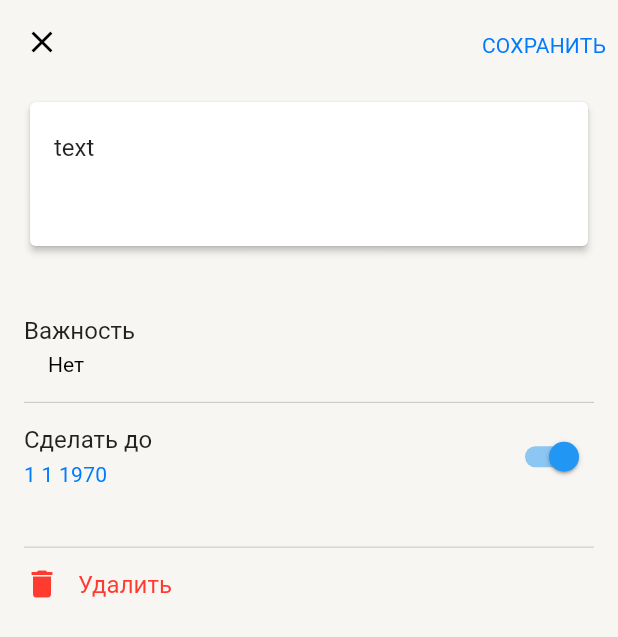
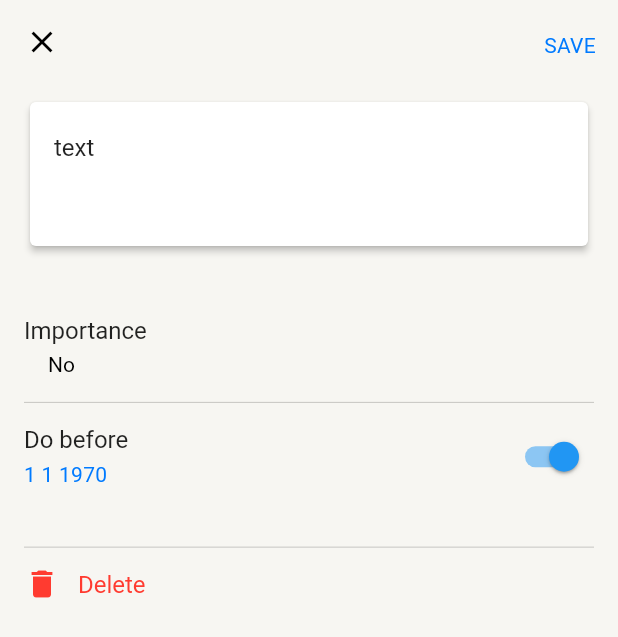
Before and after one commit to iamgirya/school_todo, a Flutter app: the screen it shows after launch, after a tap on the "visibility" icon, after a tap on the "info outline" icon, on a phone screen of 412 x 824 dp. Shown: the top 637 px of the screen. Run offline on Flutter 3.47's test engine with Material 2 defaults, Android fonts, the phone set to English and light mode, and no system bars; our stand-ins replace flutter_bloc, flutter_svg; missing offline and left inert: shared_preferences_web.

Commit message:
Добавлено Разное
Логирование, дебаг, пакет intl, маленькие баги. Сейчас буду вставлять FireBase.

Полностью свёрстан UI, в кубитах остались несколько костылей и связь с репозиториями, репозитории не готовы

```diff
--- a/lib/blocs/task_list/task_list_cubit.dart
+++ b/lib/blocs/task_list/task_list_cubit.dart
@@ -63,6 +63,7 @@ class TaskListCubit extends Cubit<TaskListState> {
     if (_isStateHasData) {
       emit(TaskListWaitingChanges(loadedTasks: loadedTasks));
       if (!loadedTasks.contains(data)) {
+        data.id = getLengthOfTaskList();
         loadedTasks.add(data);
       }
       emit(TaskListReady(loadedTasks: loadedTasks));
--- a/lib/core/container_class.dart
+++ b/lib/core/container_class.dart
@@ -1,4 +1,5 @@
 import 'package:flutter/material.dart';
+import 'package:logging/logging.dart';
 import 'package:school_todo/repositories/cubits_connectror_repository.dart';
 import 'package:school_todo/repositories/local_task_repository.dart';
 
@@ -117,7 +118,7 @@ abstract class Cont {
         lastUpdatedBy: 14),
     Task(
         id: 9,
-        text: "texter",
+        text: "tester",
         importance: Importance.important,
         deadline: null,
         done: true,
--- /dev/null
+++ b/lib/core/error_handler.dart
@@ -0,0 +1,25 @@
+import 'package:flutter/foundation.dart';
+import 'package:flutter/material.dart';
+
+import 'logger.dart';
+
+class ErrorHandler {
+  static void init() {
+    FlutterError.onError = _recordFlutterError;
+    logger.info('ErrorHandler initialized');
+  }
+
+  static void recordError(Object error, StackTrace stackTrace) {
+    logger.severe(
+      error.toString(),
+      error,
+      stackTrace,
+    );
+  }
+
+  static void _recordFlutterError(FlutterErrorDetails error) {
+    logger.severe(error.toStringShort(), error.exception, error.stack);
+  }
+
+  const ErrorHandler._();
+}
--- /dev/null
+++ b/lib/core/logger.dart
@@ -0,0 +1,24 @@
+import 'dart:developer';
+
+import 'package:flutter/foundation.dart';
+import 'package:logging/logging.dart';
+
+final logger = Logger("main");
+
+void initLogger() {
+  if (kDebugMode) {
+    Logger.root.level = Level.ALL;
+    Logger.root.onRecord.listen((record) {
+      log(
+        record.message,
+        time: record.time,
+        sequenceNumber: record.sequenceNumber,
+        level: record.level.value,
+        name: record.loggerName,
+        zone: record.zone,
+        error: record.error,
+        stackTrace: record.stackTrace,
+      );
+    });
+  }
+}
--- /dev/null
+++ b/lib/l10n/intl_en_US.arb
@@ -0,0 +1,15 @@
+{
+  "@@locale": "en_US",
+  "taskListTitleName": "My business",
+  "taskListTitleCompleted": "Completed - {completedCount}",
+  "taskListFastTaskHint": "New",
+  "editorSaveButton": "SAVE",
+  "editorImportanceTitle": "Importance",
+  "editorDeadlineTitle": "Do before",
+  "editorDeleteButton": "Delete",
+  "editorImportanceBasic": "No",
+  "editorImportanceImportant": "!!High",
+  "editorImportanceLow": "Low",
+  "noWord": "No",
+  "editorTextTaskHint": "Something to do..."
+}
--- a/lib/main.dart
+++ b/lib/main.dart
@@ -1,3 +1,5 @@
+import 'dart:async';
+
 import 'package:flutter/material.dart';
 import 'package:flutter/rendering.dart';
 import 'package:provider/provider.dart';
@@ -5,12 +7,25 @@ import 'package:school_todo/models/task_model.dart';
 import 'package:school_todo/navigation/root_names_container.dart';
 import 'package:school_todo/ui/task_list_page/task_list_page.dart';
 
+import 'core/error_handler.dart';
+import 'core/logger.dart';
 import 'navigation/navigation_controller.dart';
 import 'ui/editor_page/editor_page.dart';
 
+import 'generated/l10n.dart';
+import 'package:flutter_localizations/flutter_localizations.dart';
+
 void main() {
-  debugRepaintRainbowEnabled = false;
-  runApp(const MyApp());
+  runZonedGuarded(() {
+    debugRepaintRainbowEnabled = false;
+
+    initLogger();
+    logger.info('Start main');
+
+    ErrorHandler.init();
+
+    runApp(const MyApp());
+  }, ErrorHandler.recordError);
 }
 
 class MyApp extends StatelessWidget {
@@ -22,17 +37,34 @@ class MyApp extends StatelessWidget {
     return Provider<NavigationController>.value(
       value: navigationController,
       child: MaterialApp(
+        localizationsDelegates: const [
+          // 1
+          S.delegate,
+          // 2
+          GlobalMaterialLocalizations.delegate,
+          GlobalWidgetsLocalizations.delegate,
+          GlobalCupertinoLocalizations.delegate,
+        ],
+        supportedLocales: S.delegate.supportedLocales,
         navigatorKey: navigationController.key,
         onGenerateRoute: (settings) {
           switch (settings.name) {
             case RouteNames.editorPage:
-              return MaterialPageRoute(
-                  builder: (_) => EditorPage(
-                        editingTask: (settings.arguments as Task?),
-                      ));
+              return MaterialPageRoute(builder: (_) {
+                Task? initTask = settings.arguments as Task?;
+                logger.info(
+                    "Open editor with task index: ${initTask == null ? "new" : initTask.id.toString()}");
+                return EditorPage(
+                  editingTask: (settings.arguments as Task?),
+                );
+              });
             case RouteNames.taskListPage:
-              return MaterialPageRoute(builder: (_) => const TaskListPage());
+              return MaterialPageRoute(builder: (_) {
+                logger.info("Open task list");
+                return const TaskListPage();
+              });
           }
+          return null;
         },
         theme: ThemeData(
           primarySwatch: Colors.blue,
--- a/lib/ui/editor_page/editor_page.dart
+++ b/lib/ui/editor_page/editor_page.dart
@@ -1,23 +1,30 @@
 import 'package:flutter/material.dart';
 import 'package:flutter_bloc/flutter_bloc.dart';
-import 'package:provider/provider.dart';
 import 'package:school_todo/blocs/editing_task/editing_task_cubit.dart';
 import 'package:school_todo/core/container_class.dart';
 import 'package:school_todo/styles/app_colors.dart';
 import 'package:school_todo/styles/app_fonts.dart';
+import 'package:school_todo/ui/editor_page/widgets/delete_task_button_widget.dart';
 import 'package:school_todo/ui/editor_page/widgets/importance_choose_widget.dart';
 import 'package:school_todo/ui/editor_page/widgets/task_text_field_widget.dart';
 
+import '../../core/logger.dart';
+import '../../generated/l10n.dart';
 import '../../models/task_model.dart';
 import '../../navigation/navigation_controller.dart';
-import 'widgets/clouse_button_widget.dart';
 import 'widgets/deadline_choose_widget.dart';
 
-class EditorPage extends StatelessWidget {
-  EditorPage({Key? key, this.editingTask}) : super(key: key);
+class EditorPage extends StatefulWidget {
+  const EditorPage({Key? key, this.editingTask}) : super(key: key);
 
-  // выглядит как костыль, а как исправить
   final Task? editingTask;
+
+  @override
+  State<EditorPage> createState() => _EditorPageState();
+}
+
+class _EditorPageState extends State<EditorPage> {
+  // костыль
   late void Function(BuildContext) saveTask;
 
   @override
@@ -25,7 +32,7 @@ class EditorPage extends StatelessWidget {
     return BlocProvider(
       create: (context) {
         EditingTaskCubit editingTaskCubit = EditingTaskCubit(
-          initTask: editingTask,
+          initTask: widget.editingTask,
           cubitsConnectorRepo: Cont.cubitsConnectorRepository,
         );
         saveTask = editingTaskCubit.saveTask;
@@ -52,10 +59,14 @@ class EditorPage extends StatelessWidget {
           actions: [
             TextButton(
               onPressed: () {
+                logger.info("Save task");
+                // Вот здесь я должен получить Блок из провайдера через BlocProvider.of<EditingTaskCubit>(context);
+
+                // вместо этого я использую вызов функции, записанную в переменную
                 saveTask(context);
               },
               child: Text(
-                "СОХРАНИТЬ",
+                S.of(context).editorSaveButton,
                 style: AppTextStyles.button.copyWith(
                   color: AppLigthColors.blue,
                 ),
@@ -83,7 +94,7 @@ class EditorPage extends StatelessWidget {
                 height: 0.5,
                 color: AppLigthColors.separator,
               ),
-              ClouseButton(),
+              DeleteTaskButton(),
             ],
           ),
         ),
--- a/lib/ui/editor_page/widgets/deadline_choose_widget.dart
+++ b/lib/ui/editor_page/widgets/deadline_choose_widget.dart
@@ -4,6 +4,7 @@ import 'package:school_todo/blocs/editing_task/editing_task_cubit.dart';
 import 'package:school_todo/blocs/editing_task/editing_task_state.dart';
 import 'package:school_todo/core/container_class.dart';
 
+import '../../../generated/l10n.dart';
 import '../../../models/task_model.dart';
 import '../../../styles/app_colors.dart';
 import '../../../styles/app_fonts.dart';
@@ -29,8 +30,8 @@ class DeadlineChoose extends StatelessWidget {
                   mainAxisSize: MainAxisSize.min,
                   crossAxisAlignment: CrossAxisAlignment.start,
                   children: [
-                    const Text(
-                      "Сделать до",
+                    Text(
+                      S.of(context).editorDeadlineTitle,
                       style: AppTextStyles.body,
                     ),
                     GestureDetector(
@@ -39,7 +40,7 @@ class DeadlineChoose extends StatelessWidget {
                       },
                       child: Text(
                         Cont.convertUnixToStringDate(taskModel.deadline) ??
-                            "Нет",
+                            S.of(context).noWord,
                         style: AppTextStyles.button.copyWith(
                           color: taskModel.deadline != null &&
                                   editingTaskCubit.switchValue
--- a/lib/ui/editor_page/widgets/clouse_button_widget.dart
+++ b/lib/ui/editor_page/widgets/delete_task_button_widget.dart
@@ -1,16 +1,15 @@
 import 'package:flutter/material.dart';
 import 'package:flutter_bloc/flutter_bloc.dart';
-import 'package:provider/provider.dart';
 import 'package:school_todo/blocs/editing_task/editing_task_cubit.dart';
 import 'package:school_todo/blocs/editing_task/editing_task_state.dart';
-import 'package:school_todo/navigation/navigation_controller.dart';
 
-import '../../../models/task_model.dart';
+import '../../../core/logger.dart';
+import '../../../generated/l10n.dart';
 import '../../../styles/app_colors.dart';
 import '../../../styles/app_fonts.dart';
 
-class ClouseButton extends StatelessWidget {
-  const ClouseButton({
+class DeleteTaskButton extends StatelessWidget {
+  const DeleteTaskButton({
     Key? key,
   }) : super(key: key);
 
@@ -25,6 +24,7 @@ class ClouseButton extends StatelessWidget {
             style: TextButton.styleFrom(padding: EdgeInsets.zero),
             onPressed: () {
               // диалог подтверждения
+              logger.info("Delete task");
               BlocProvider.of<EditingTaskCubit>(context).deleteTask(context);
             },
             child: Row(
@@ -41,7 +41,7 @@ class ClouseButton extends StatelessWidget {
                   width: 12,
                 ),
                 Text(
-                  "Удалить",
+                  S.of(context).editorDeleteButton,
                   style: AppTextStyles.body.copyWith(
                     color: AppLigthColors.red,
                   ),
--- a/lib/ui/editor_page/widgets/importance_choose_widget.dart
+++ b/lib/ui/editor_page/widgets/importance_choose_widget.dart
@@ -3,6 +3,7 @@ import 'package:flutter_bloc/flutter_bloc.dart';
 import 'package:school_todo/blocs/editing_task/editing_task_cubit.dart';
 import 'package:school_todo/blocs/editing_task/editing_task_state.dart';
 
+import '../../../generated/l10n.dart';
 import '../../../models/task_model.dart';
 import '../../../styles/app_colors.dart';
 import '../../../styles/app_fonts.dart';
@@ -23,8 +24,8 @@ class ImportanceChoose extends StatelessWidget {
           mainAxisSize: MainAxisSize.min,
           crossAxisAlignment: CrossAxisAlignment.start,
           children: [
-            const Text(
-              "Важность",
+            Text(
+              S.of(context).editorImportanceTitle,
               style: AppTextStyles.body,
             ),
             BlocBuilder<EditingTaskCubit, EditingTaskState>(
@@ -32,7 +33,8 @@ class ImportanceChoose extends StatelessWidget {
               builder: ((context, state) {
                 if (state is EditingTaskHasData) {
                   Task taskModel = state.editingTask;
-                  EditingTaskCubit editingTaskCubit = BlocProvider.of<EditingTaskCubit>(context);
+                  EditingTaskCubit editingTaskCubit =
+                      BlocProvider.of<EditingTaskCubit>(context);
                   return ButtonTheme(
                     alignedDropdown: true,
                     child: DropdownButton(
@@ -44,7 +46,7 @@ class ImportanceChoose extends StatelessWidget {
                       underline: const SizedBox(),
                       isDense: true,
                       hint: Text(
-                        "Нет",
+                        S.of(context).editorImportanceBasic,
                         style: AppTextStyles.subhead
                             .copyWith(color: AppLigthColors.tertiary),
                       ),
@@ -52,7 +54,7 @@ class ImportanceChoose extends StatelessWidget {
                         DropdownMenuItem<Importance>(
                           value: Importance.basic,
                           child: Text(
-                            "Нет",
+                            S.of(context).editorImportanceBasic,
                             style: AppTextStyles.subhead
                                 .copyWith(color: AppLigthColors.primary),
                           ),
@@ -60,7 +62,7 @@ class ImportanceChoose extends StatelessWidget {
                         DropdownMenuItem<Importance>(
                           value: Importance.low,
                           child: Text(
-                            "Низкий",
+                            S.of(context).editorImportanceLow,
                             style: AppTextStyles.subhead
                                 .copyWith(color: AppLigthColors.primary),
                           ),
@@ -68,7 +70,7 @@ class ImportanceChoose extends StatelessWidget {
                         DropdownMenuItem<Importance>(
                           value: Importance.important,
                           child: Text(
-                            "!! Высокий",
+                            S.of(context).editorImportanceImportant,
                             style: AppTextStyles.subhead
                                 .copyWith(color: AppLigthColors.red),
                           ),
--- a/lib/ui/editor_page/widgets/task_text_field_widget.dart
+++ b/lib/ui/editor_page/widgets/task_text_field_widget.dart
@@ -1,10 +1,10 @@
-import 'package:flutter/cupertino.dart';
 import 'package:flutter/material.dart';
 import 'package:flutter_bloc/flutter_bloc.dart';
 import 'package:school_todo/blocs/editing_task/editing_task_cubit.dart';
 import 'package:school_todo/models/task_model.dart';
 
 import '../../../blocs/editing_task/editing_task_state.dart';
+import '../../../generated/l10n.dart';
 import '../../../styles/app_colors.dart';
 import '../../../styles/app_fonts.dart';
 
@@ -37,7 +37,7 @@ class TaskTextField extends StatelessWidget {
                   cursorColor: AppLigthColors.blue,
                   decoration: InputDecoration(
                     contentPadding: EdgeInsets.zero,
-                    hintText: "Что надо сделать...",
+                    hintText: S.of(context).editorTextTaskHint,
                     hintStyle: AppTextStyles.body
                         .copyWith(color: AppLigthColors.tertiary),
                     border: InputBorder.none,
--- a/lib/ui/task_list_page/task_list_page.dart
+++ b/lib/ui/task_list_page/task_list_page.dart
@@ -1,6 +1,7 @@
 import 'package:flutter/material.dart';
 import 'package:flutter_bloc/flutter_bloc.dart';
 import 'package:provider/provider.dart';
+import 'package:school_todo/blocs/editing_task/editing_task_cubit.dart';
 import 'package:school_todo/blocs/task_list/task_list_cubit.dart';
 import 'package:school_todo/core/container_class.dart';
 import 'package:school_todo/navigation/navigation_controller.dart';
@@ -9,7 +10,6 @@ import 'package:school_todo/styles/app_colors.dart';
 import 'package:school_todo/styles/app_fonts.dart';
 import 'package:school_todo/ui/task_list_page/widgets/task_card_widget.dart';
 import 'package:school_todo/ui/task_list_page/widgets/task_list_widget.dart';
-import 'package:school_todo/core/container_class.dart';
 
 import 'widgets/title_sliver_app_bar_widget.dart';
 
@@ -41,6 +41,13 @@ class TaskListPage extends StatelessWidget {
               ),
             ],
           ),
+          floatingActionButton: FloatingActionButton(
+            onPressed: () {
+              context.read<NavigationController>().navigateTo("editorPage");
+            },
+            tooltip: 'Create new task',
+            child: const Icon(Icons.add),
+          ),
         ),
       ),
     );
--- a/lib/ui/task_list_page/widgets/dismissible_task_cad_widget.dart
+++ b/lib/ui/task_list_page/widgets/dismissible_task_cad_widget.dart
@@ -5,6 +5,7 @@ import 'package:flutter_bloc/flutter_bloc.dart';
 import 'package:school_todo/blocs/task_list/task_list_cubit.dart';
 import 'package:school_todo/models/task_model.dart';
 
+import '../../../core/logger.dart';
 import 'task_card_widget.dart';
 
 class DismissibleTaskCard extends StatefulWidget {
@@ -31,9 +32,12 @@ class _DismissibleTaskCardState extends State<DismissibleTaskCard> {
         key: Key(chosenTask.id.toString()),
         confirmDismiss: (directional) async {
           if (directional.name == "endToStart") {
+            logger.info("Delete task with index: ${chosenTask.id}");
             return true;
           } else {
             taskListCubit.changeTaskComplete(chosenTask);
+            logger.info(
+                "Change task with index ${chosenTask.id} complete to: ${chosenTask.done}");
             return false;
           }
         },
--- a/lib/ui/task_list_page/widgets/new_task_card_widget.dart
+++ b/lib/ui/task_list_page/widgets/new_task_card_widget.dart
@@ -8,6 +8,9 @@ import 'package:school_todo/navigation/navigation_controller.dart';
 import 'package:school_todo/navigation/root_names_container.dart';
 import 'package:school_todo/styles/app_colors.dart';
 import 'package:school_todo/styles/app_fonts.dart';
+
+import '../../../core/logger.dart';
+import '../../../generated/l10n.dart';
 
 class NewTaskCard extends StatefulWidget {
   const NewTaskCard({Key? key}) : super(key: key);
@@ -46,6 +49,9 @@ class _NewTaskCardState extends State<NewTaskCard> {
                 FocusScope.of(context).requestFocus(FocusNode());
                 taskListCubit.addNewFastTask(textEditingController.text);
                 textEditingController.clear();
+
+                logger.info(
+                    "Add fast task with text: ${textEditingController.text}");
               },
               textInputAction: TextInputAction.done,
               textAlignVertical: TextAlignVertical.top,
@@ -55,7 +61,7 @@ class _NewTaskCardState extends State<NewTaskCard> {
               cursorColor: AppLigthColors.blue,
               decoration: InputDecoration(
                 contentPadding: EdgeInsets.zero,
-                hintText: "Новое",
+                hintText: S.of(context).taskListFastTaskHint,
                 hintStyle:
                     AppTextStyles.body.copyWith(color: AppLigthColors.tertiary),
                 border: InputBorder.none,
--- a/lib/ui/task_list_page/widgets/title_sliver_app_bar_widget.dart
+++ b/lib/ui/task_list_page/widgets/title_sliver_app_bar_widget.dart
@@ -1,13 +1,16 @@
 import 'package:flutter/material.dart';
 import 'package:flutter_bloc/flutter_bloc.dart';
+import 'package:intl/intl.dart';
 import 'package:school_todo/blocs/task_list/task_list_cubit.dart';
 import 'package:school_todo/blocs/task_list/task_list_state.dart';
+import 'package:school_todo/core/logger.dart';
 import 'package:school_todo/styles/app_colors.dart';
 import 'package:school_todo/styles/app_fonts.dart';
 
+import '/generated/l10n.dart';
+
 class TitleSliverAppBar extends SliverPersistentHeaderDelegate {
   final double expandedHeight;
-
   TitleSliverAppBar({required this.expandedHeight});
 
   @override
@@ -40,7 +43,7 @@ class TitleSliverAppBar extends SliverPersistentHeaderDelegate {
                     crossAxisAlignment: CrossAxisAlignment.start,
                     children: [
                       Text(
-                        "Мои дела",
+                        S.of(context).taskListTitleName,
                         style: AppTextStyles.largeTitle.copyWith(
                             fontSize: 20 + 13 * percentOfShrinkOffset),
                       ),
@@ -51,7 +54,9 @@ class TitleSliverAppBar extends SliverPersistentHeaderDelegate {
                         Opacity(
                           opacity: percentOfShrinkOffset,
                           child: Text(
-                            "Выполнено - ${taskListCubit.getLengthOfTaskList() - taskListCubit.getUnLengthOfCompletedTaskList()}",
+                            S.of(context).taskListTitleCompleted(taskListCubit
+                                    .getLengthOfTaskList() -
+                                taskListCubit.getUnLengthOfCompletedTaskList()),
                             style: AppTextStyles.title.copyWith(
                                 color: AppLigthColors.tertiary,
                                 fontSize: 1 + 19 * percentOfShrinkOffset),
@@ -69,6 +74,8 @@ class TitleSliverAppBar extends SliverPersistentHeaderDelegate {
                       padding: EdgeInsets.zero,
                       onPressed: () {
                         taskListCubit.changeCompletedTaskVisible();
+                        logger.info(
+                            "Change completed task visible to ${taskListCubit.isCompletedVisible}");
                       },
                       icon: !taskListCubit.isCompletedVisible
                           ? const Icon(
```
Also changed, not shown: lib/l10n/intl_ru_RU.arb (added, +15 -0 lines), pubspec.yaml (+8 -0 lines), lib/generated/intl/messages_all.dart (added), lib/generated/intl/messages_en_US.dart (added), lib/generated/intl/messages_ru_RU.dart (added), lib/generated/l10n.dart (added), 1 other file.
